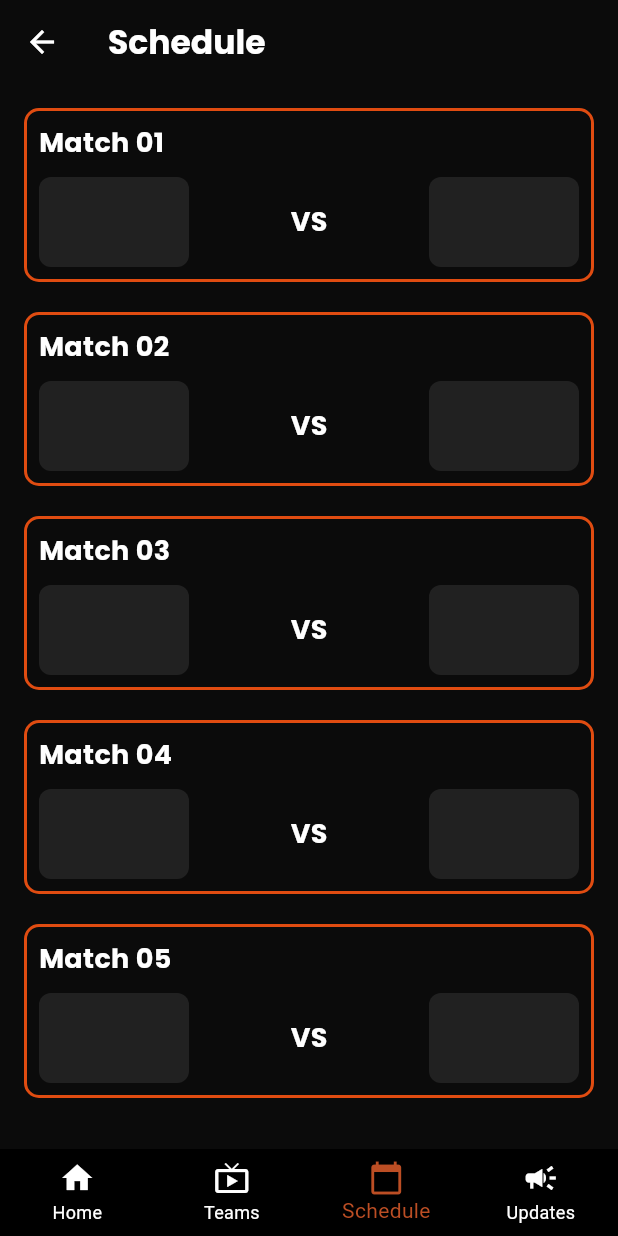
After one commit to taumyasomar/Robowars-App, a Flutter app: the screen it shows after launch, item 3 of the bottom bar chosen, after a tap on the "arrow back" icon, on a phone screen of 412 x 824 dp. The commit adds this screen. Run offline on Flutter 3.47's test engine with Material 3 defaults, Android fonts, the phone set to English and light mode, and no system bars; our stand-ins replace another_carousel_pro, auto_size_text, carousel_slider, google_fonts.

Commit message:
Add files via upload

```diff
--- a/lib/screens/homescreen.dart
+++ b/lib/screens/homescreen.dart
@@ -1,16 +1,16 @@
+import 'package:carousel_slider/carousel_slider.dart';
 import 'package:flutter/material.dart';
-import 'package:robowars3/screens/Robosoccer.dart';
+import 'package:robowars3/constants/constants.dart';
+import 'package:robowars3/database/showmatch.dart';
+import 'package:robowars3/screens/robosoccer.dart';
 import 'package:robowars3/screens/robowars_about_page.dart';
 import 'package:robowars3/screens/schedule_page.dart';
 import 'package:robowars3/screens/teams_screen.dart';
 import 'package:robowars3/screens/update_screen.dart';
 import 'package:robowars3/screens/viewmorescreen.dart';
-import 'package:robowars3/constants/constants.dart';
-import 'package:robowars3/database/showmatch.dart';
+
 import '../database/eventcard.dart';
 import '../database/socialbutton.dart';
-import 'package:carousel_slider/carousel_slider.dart';
-
 
 class Homescreen extends StatefulWidget {
   static String id = "home_screen";
@@ -23,37 +23,35 @@ class Homescreen extends StatefulWidget {
 
 class _HomescreenState extends State<Homescreen> {
   int _selectedIndex = 0;
-  int _showMatch = 0;
+  int _currentCarouselIndex = 0; // To track the currently visible card index
+
+  // Handles the change of tab
   void _onItemTapped(int index) {
     setState(() {
       _selectedIndex = index;
     });
-    if (_selectedIndex == 0) {
-      Navigator.popAndPushNamed(context, Homescreen.id);
   }
-    if (_selectedIndex == 1) {
-      Navigator.pushNamed(context, TeamsScreen.id);
-    }
-    if (_selectedIndex == 2) {
-      Navigator.pushNamed(context, MatchScheduleScreen.id);
-    }
-    if (_selectedIndex == 3) {
-      Navigator.pushNamed(context, UpdatesScreen.id);
-    }
-  }
+
+  // List of screens corresponding to the bottom navigation items
+  final List<Widget> _screens = [
+    HomePageContent(),
+    TeamsScreen(),
+    MatchScheduleScreen(),
+    UpdatesScreen(),
+  ];
 
   @override
   Widget build(BuildContext context) {
     return Scaffold(
       bottomNavigationBar: BottomNavigationBar(
-        type: BottomNavigationBarType.fixed, // Keep labels visible
+        type: BottomNavigationBarType.fixed, // Keeps labels visible
         showSelectedLabels: true,
         showUnselectedLabels: true,
         selectedItemColor: Color(0xffBC4E24), // Color for selected item
         unselectedItemColor: Colors.white, // Color for unselected items
         currentIndex: _selectedIndex,
         onTap: _onItemTapped, // Handle icon tap
-        items: [
+        items: const [
           BottomNavigationBarItem(
             icon: Icon(Icons.home),
             label: 'Home',
@@ -75,11 +73,52 @@ class _HomescreenState extends State<Homescreen> {
       ),
       backgroundColor: Colors.black,
       body: SafeArea(
-        child: SingleChildScrollView(
+        child: IndexedStack(
+          index: _selectedIndex, // Show the current tab's content
+          children: _screens, // Display the appropriate screen
+        ),
+      ),
+    );
+  }
+}
+
+// Home page content
+class HomePageContent extends StatefulWidget {
+  @override
+  _HomePageContentState createState() => _HomePageContentState();
+}
+
+class _HomePageContentState extends State<HomePageContent> {
+  int _currentCarouselIndex = 0;
+
+  // List of Event Cards to display
+  final List<Map<String, dynamic>> eventCards = [
+    {
+      'eventName': 'Robowars',
+      'navigation': (context) {
+        Navigator.pushNamed(context, RobowarsAboutPage.id);
+      },
+      'color': Color(0xFFE04C11),
+    },
+    {
+      'eventName': 'Robosoccer',
+      'navigation': (context) {
+        Navigator.pushNamed(context, Robosoccer.id);
+      },
+      'color': Color(0xFFE04C11),
+    },
+  ];
+
+  @override
+  Widget build(BuildContext context) {
+    return SingleChildScrollView(
       child: Padding(
         padding: EdgeInsets.symmetric(horizontal: 30.0),
         child: Column(
           crossAxisAlignment: CrossAxisAlignment.start,
+          children: [
+            Stack(
+              alignment: Alignment.bottomCenter,
               children: [
                 CarouselSlider(
                   options: CarouselOptions(
@@ -91,30 +130,55 @@ class _HomescreenState extends State<Homescreen> {
                     enableInfiniteScroll: true,
                     autoPlayInterval: Duration(seconds: 5),
                     viewportFraction: 1,
+                    onPageChanged: (index, reason) {
+                      setState(() {
+                        _currentCarouselIndex = index;
+                      });
+                    },
                   ),
-                  items: [
-                    EventCard(EventName: "Robowars",navigation: (){Navigator.pushNamed(context, RobowarsAboutPage.id);},),
-                    EventCard(EventName: "Robosoccer",navigation: (){Navigator.pushNamed(context, Robosoccer.id);},),
+                  items: eventCards.map((event) {
+                    return EventCard(
+                      EventName: event['eventName'],
+                      navigation: () => event['navigation'](context),
+                    );
+                  }).toList(),
+                ),
+                // Add the dots for carousel indicator
+                Row(
+                  mainAxisAlignment: MainAxisAlignment.center,
+                  children: eventCards.map((event) {
+                    int index = eventCards.indexOf(event);
+                    return Container(
+                      width: 8.0,
+                      height: 8.0,
+                      margin:
+                          EdgeInsets.symmetric(vertical: 10.0, horizontal: 4.0),
+                      decoration: BoxDecoration(
+                        shape: BoxShape.circle,
+                        color: _currentCarouselIndex == index
+                            ? event[
+                                'color'] // Color changes based on visible card
+                            : Colors.grey,
+                      ),
+                    );
+                  }).toList(),
+                ),
               ],
             ),
             ShowMatch(
               ShowMatchInfo: 'Live Now',
-                  ShowMatchNo: TeamMatchDetails[_showMatch].MatchNo,
-                  ShowMatchPhotoOne:
-                      TeamMatchDetails[_showMatch].imageLocation1,
-                  ShowMatchPhotoTwo:
-                      TeamMatchDetails[_showMatch].imageLocation2,
+              ShowMatchNo: TeamMatchDetails[0].MatchNo,
+              ShowMatchPhotoOne: TeamMatchDetails[0].imageLocation1,
+              ShowMatchPhotoTwo: TeamMatchDetails[0].imageLocation2,
               ShowMatchIcon: kLiveNowIcon,
-                ), //Live Now
+            ), // Live Now
             ShowMatch(
               ShowMatchInfo: 'Upcoming',
-                  ShowMatchNo: TeamMatchDetails[_showMatch + 1].MatchNo,
-                  ShowMatchPhotoOne:
-                      TeamMatchDetails[_showMatch + 1].imageLocation1,
-                  ShowMatchPhotoTwo:
-                      TeamMatchDetails[_showMatch + 1].imageLocation2,
+              ShowMatchNo: TeamMatchDetails[1].MatchNo,
+              ShowMatchPhotoOne: TeamMatchDetails[1].imageLocation1,
+              ShowMatchPhotoTwo: TeamMatchDetails[1].imageLocation2,
               ShowMatchIcon: null,
-                ), //Upcoming
+            ), // Upcoming
             Container(
               padding: EdgeInsets.symmetric(vertical: 20.0),
               child: Column(
@@ -149,29 +213,26 @@ class _HomescreenState extends State<Homescreen> {
                                 Navigator.push(
                                   context,
                                   MaterialPageRoute(
-                                          builder: (context) =>
-                                              ViewMoreScreen()),
+                                      builder: (context) => ViewMoreScreen()),
                                 );
                               },
                               child: Container(
                                 width: 120, // Set width for each grid item
-                                    margin:
-                                        EdgeInsets.symmetric(horizontal: 4.0),
+                                margin: EdgeInsets.symmetric(horizontal: 4.0),
                                 decoration: BoxDecoration(
                                   color: Colors.grey[800],
                                   borderRadius: BorderRadius.circular(8),
                                 ),
                                 child: Center(
                                   child: Column(
-                                        mainAxisAlignment:
-                                            MainAxisAlignment.center,
+                                    mainAxisAlignment: MainAxisAlignment.center,
                                     children: [
                                       Icon(Icons.remove_red_eye,
                                           color: Colors.white),
                                       SizedBox(height: 8),
                                       Text('View More',
-                                              style: TextStyle(
-                                                  color: Colors.white)),
+                                          style:
+                                              TextStyle(color: Colors.white)),
                                     ],
                                   ),
                                 ),
@@ -187,8 +248,7 @@ class _HomescreenState extends State<Homescreen> {
                                 borderRadius: BorderRadius.circular(8),
                               ),
                               child: Center(
-                                    child:
-                                        Icon(Icons.photo, color: Colors.white),
+                                child: Icon(Icons.photo, color: Colors.white),
                               ),
                             );
                           }
@@ -198,7 +258,7 @@ class _HomescreenState extends State<Homescreen> {
                   ),
                 ],
               ),
-                ), //Photo
+            ), // Photo Gallery
             Container(
               padding: EdgeInsets.symmetric(vertical: 10.0),
               child: Column(
@@ -223,13 +283,11 @@ class _HomescreenState extends State<Homescreen> {
                         SocialButton(),
                       ],
                     ),
-                      )
+                  ),
                 ],
               ),
-                ), //Social Media
+            ), // Social Media
           ],
-            ),
-          ),
         ),
       ),
     );
--- a/lib/screens/robowars_about_page.dart
+++ b/lib/screens/robowars_about_page.dart
@@ -17,7 +17,7 @@ class _RobowarsAboutPageState extends State<RobowarsAboutPage> {
   // Single participant data, same info across categories
   final Map<String, Map<String, String>> _teamDetails = {
     'Orcus': {
-      'image': 'lib/assets/orcus.jpeg',
+      'image': 'assets/orcuslogo.jpeg',
       'description':
           'Orcus delivers fierce blows and is a powerhouse in every category.',
     },
--- /dev/null
+++ b/lib/screens/schedule_page.dart
@@ -0,0 +1,105 @@
+import 'package:flutter/material.dart';
+import 'package:google_fonts/google_fonts.dart';
+
+class MatchScheduleScreen extends StatelessWidget {
+  static String id = "match_schedule_screen";
+
+  const MatchScheduleScreen({super.key});
+
+  @override
+  Widget build(BuildContext context) {
+    // Create a list of match titles
+    final List<String> matchTitles = [
+      'Match 01',
+      'Match 02',
+      'Match 03',
+      'Match 04',
+      'Match 05', // Add more as needed
+    ];
+
+    return Scaffold(
+      backgroundColor: Color(0xFF0B0B0B),
+      appBar: AppBar(
+        backgroundColor: Color(0xFF0B0B0B),
+        elevation: 0,
+        leading: IconButton(
+          icon: const Icon(Icons.arrow_back, color: Colors.white),
+          onPressed: () {},
+        ),
+        title: Text(
+          'Schedule',
+          style: GoogleFonts.poppins(
+            color: Colors.white,
+            fontWeight: FontWeight.bold,
+            fontSize: 22,
+          ),
+        ),
+      ),
+      body: SingleChildScrollView(
+        child: Padding(
+          padding: const EdgeInsets.all(16.0),
+          child: Column(
+            children: matchTitles.map((matchTitle) {
+              return Padding(
+                padding: const EdgeInsets.only(bottom: 20.0),
+                child: _buildMatchCard(matchTitle),
+              );
+            }).toList(),
+          ),
+        ),
+      ),
+    );
+  }
+
+  Widget _buildMatchCard(String matchTitle) {
+    return Container(
+      decoration: BoxDecoration(
+        border: Border.all(color: Color(0xFFE04C11), width: 2),
+        borderRadius: BorderRadius.circular(10),
+      ),
+      child: Padding(
+        padding: const EdgeInsets.all(8.0),
+        child: Column(
+          crossAxisAlignment: CrossAxisAlignment.start,
+          children: [
+            Text(
+              matchTitle, // Display match title here
+              style: GoogleFonts.poppins(
+                color: Colors.white,
+                fontSize: 18,
+                fontWeight: FontWeight.bold,
+              ),
+            ),
+            const SizedBox(height: 10),
+            Row(
+              mainAxisAlignment: MainAxisAlignment.spaceBetween,
+              children: [
+                _buildTeamContainer(),
+                Text(
+                  'VS',
+                  style: GoogleFonts.poppins(
+                    color: Colors.white,
+                    fontSize: 18,
+                    fontWeight: FontWeight.bold,
+                  ),
+                ),
+                _buildTeamContainer(),
+              ],
+            ),
+          ],
+        ),
+      ),
+    );
+  }
+
+  Widget _buildTeamContainer() {
+    return Container(
+      width: 100,
+      height: 60,
+      decoration: BoxDecoration(
+        color: Colors.grey[900],
+        borderRadius: BorderRadius.circular(8),
+      ),
+    );
+  }
+}
--- a/lib/screens/splash_screen.dart
+++ b/lib/screens/splash_screen.dart
@@ -36,7 +36,7 @@ class _SplashScreenState extends State<SplashScreen> {
         child: Container(
           decoration: const BoxDecoration(
             image: DecorationImage(
-              image: AssetImage('lib/assets/logofinal.png'),
+              image: AssetImage('assets/logofinal.png'),
               fit: BoxFit.cover,
               alignment: Alignment.center,
             ),
--- a/lib/screens/teams_screen.dart
+++ b/lib/screens/teams_screen.dart
@@ -1,5 +1,6 @@
 import 'package:flutter/material.dart';
 import 'package:robowars3/database/teamData.dart';
+
 class TeamsScreen extends StatelessWidget {
   static String id = 'team_screen';
   const TeamsScreen({super.key});
@@ -11,7 +12,12 @@ class TeamsScreen extends StatelessWidget {
       appBar: AppBar(
         backgroundColor: Colors.black,
         title: Text(
-          'TEAMS',style: TextStyle(fontSize: 20.0,color: Colors.white),
+          'Teams',
+          style: TextStyle(
+            color: Colors.white,
+            fontSize: 24,
+            fontWeight: FontWeight.bold,
+          ),
         ),
       ),
       body: Container(
@@ -19,26 +25,14 @@ class TeamsScreen extends StatelessWidget {
         child: Column(
           crossAxisAlignment: CrossAxisAlignment.start,
           children: [
-            Padding(
-              padding: EdgeInsets.symmetric(vertical: 10.0),
-              child: Text(
-                'Teams',
-                style: TextStyle(
-                    color: Colors.white,
-                    fontSize: 26.0,
-                    fontWeight: FontWeight.bold),
-              ),
-            ),
             GridView.builder(
               shrinkWrap: true,
               gridDelegate: SliverGridDelegateWithFixedCrossAxisCount(
-                crossAxisCount:
-                2, // Adjust the count as per your need
+                crossAxisCount: 2, // Adjust the count as per your need
                 crossAxisSpacing: 8,
                 mainAxisSpacing: 8,
               ),
-              itemCount:
-              teamdata.length, // Replace with actual item count
+              itemCount: teamdata.length, // Replace with actual item count
               itemBuilder: (context, index) {
                 return GestureDetector(
                   onTap: () {
@@ -47,18 +41,24 @@ class TeamsScreen extends StatelessWidget {
                       builder: (context) => AlertDialog(
                         shape: RoundedRectangleBorder(
                             borderRadius: BorderRadius.circular(15),
-                            side: BorderSide(color: Color(0xffBC4E24),width: 2)
-                        ),
+                            side:
+                                BorderSide(color: Color(0xffBC4E24), width: 2)),
                         // shape: Border.all(width: 2,color: Color(0xffBC4E24),),
                         backgroundColor: Colors.black,
                         title: Text(
                           '${teamdata[index].name}',
-                          style: TextStyle(color: Color(0xffBC4E24),fontWeight: FontWeight.bold,fontSize: 30.0),
+                          style: TextStyle(
+                              color: Color(0xffBC4E24),
+                              fontWeight: FontWeight.bold,
+                              fontSize: 30.0),
                         ),
                         content: Column(
                           mainAxisSize: MainAxisSize.min,
                           children: [
-                            Image(image: AssetImage('${teamdata[index].imageLocation}'),),
+                            Image(
+                              image: AssetImage(
+                                  '${teamdata[index].imageLocation}'),
+                            ),
                             Text(
                               '${teamdata[index].about}',
                               style: TextStyle(color: Colors.white),
@@ -73,7 +73,9 @@ class TeamsScreen extends StatelessWidget {
                               child: Text(
                                 'Close',
                                 style: TextStyle(
-                                    color: Color(0xffBC4E24),fontSize: 18.0,fontWeight: FontWeight.bold),
+                                    color: Color(0xffBC4E24),
+                                    fontSize: 18.0,
+                                    fontWeight: FontWeight.bold),
                               ))
                         ],
                       ),
@@ -83,23 +85,20 @@ class TeamsScreen extends StatelessWidget {
                     decoration: BoxDecoration(
                         color: Color(0x00),
                         borderRadius: BorderRadius.circular(15),
-                        border: Border.all(
-                            color: Color(0xffBC4E24), width: 3)),
+                        border: Border.all(color: Color(0xffBC4E24), width: 3)),
                     child: Column(
                       mainAxisAlignment: MainAxisAlignment.center,
                       children: [
                         Padding(
-                          padding: const EdgeInsets.symmetric(
-                              vertical: 10),
+                          padding: const EdgeInsets.symmetric(vertical: 10),
                           child: Text('${teamdata[index].name}',
-                              style: TextStyle(
-                                  fontSize: 22, color: Colors.white)),
+                              style:
+                                  TextStyle(fontSize: 22, color: Colors.white)),
                         ),
                         Expanded(
                             child: Image(
-                              image: AssetImage(
-                                  '${teamdata[index].imageLocation}'),
-                            ))
+                          image: AssetImage('${teamdata[index].imageLocation}'),
+                        ))
                       ],
                     ),
                   ),
--- a/lib/screens/update_screen.dart
+++ b/lib/screens/update_screen.dart
@@ -1,5 +1,4 @@
 import 'package:flutter/material.dart';
-import 'package:robowars3/screens/homescreen.dart';
 
 class UpdatesScreen extends StatelessWidget {
   static String id = "update_screen";
@@ -9,7 +8,7 @@ class UpdatesScreen extends StatelessWidget {
         date: '27th September',
         time: '9:00 AM',
         message:
-        'Battle delayed by 15 minutes due to technical checks. Stay tuned!'),
+            'Battle delayed by 15 minutes due to technical checks. Stay tuned!'),
     Update(
         date: '27th September',
         time: '9:15 AM',
@@ -26,22 +25,22 @@ class UpdatesScreen extends StatelessWidget {
         date: '27th September',
         time: '10:30 AM',
         message:
-        'The next round will start in 10 minutes. Prepare yourselves!'),
+            'The next round will start in 10 minutes. Prepare yourselves!'),
     Update(
         date: '20th September',
         time: '10:30 AM',
         message:
-        'The next round will start in 10 minutes. Prepare yourselves!'),
+            'The next round will start in 10 minutes. Prepare yourselves!'),
     Update(
         date: '27th September',
         time: '10:30 AM',
         message:
-        'The next round will start in 10 minutes. Prepare yourselves!'),
+            'The next round will start in 10 minutes. Prepare yourselves!'),
     Update(
         date: '20th September',
         time: '10:30 AM',
         message:
-        'The next round will start in 10 minutes. Prepare yourselves!'),
+            'The next round will start in 10 minutes. Prepare yourselves!'),
   ];
 
   @override
@@ -50,7 +49,11 @@ class UpdatesScreen extends StatelessWidget {
       appBar: AppBar(
         title: Text(
           "Updates",
-          style: TextStyle(color: Colors.white, fontSize: 30),
+          style: TextStyle(
+            color: Colors.white,
+            fontSize: 24,
+            fontWeight: FontWeight.bold,
+          ),
         ),
         backgroundColor: Colors.black,
         leading: IconButton(
@@ -74,7 +77,8 @@ class UpdatesScreen extends StatelessWidget {
             return Padding(
               padding: const EdgeInsets.only(bottom: 16.0),
               child: Column(
-                crossAxisAlignment: CrossAxisAlignment.center, // Aligns children to the left
+                crossAxisAlignment:
+                    CrossAxisAlignment.center, // Aligns children to the left
                 children: [
                   Text(
                     '${update.date}\n${update.time}',
```
Also changed, not shown: lib/database/showmatch.dart (+34 -23 lines), lib/database/teamData.dart (+22 -7 lines), lib/main.dart (+14 -15 lines), lib/screens/robosoccer.dart (added, +173 -0 lines). Lines whose indentation alone changed are shown as unchanged.
